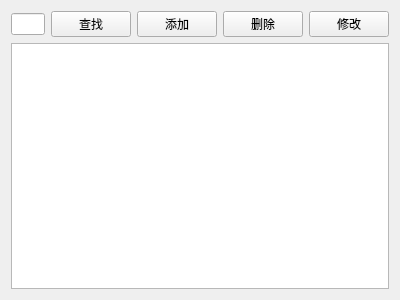
Qt form patientview.ui (zhuguotiao/Lab3) before a commit.
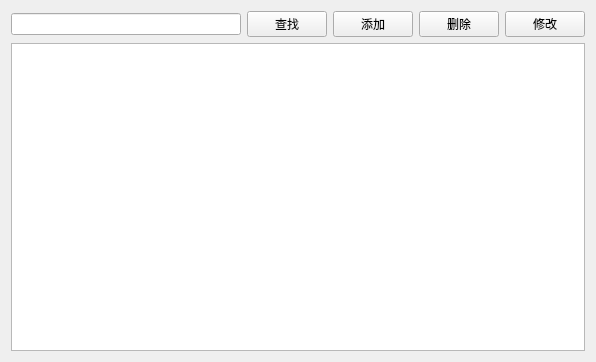
The same form after that commit.

Patch:
```diff
--- a/patientview.ui
+++ b/patientview.ui
@@ -6,8 +6,8 @@
    <rect>
     <x>0</x>
     <y>0</y>
-    <width>400</width>
-    <height>300</height>
+    <width>596</width>
+    <height>362</height>
    </rect>
   </property>
   <property name="windowTitle">
```
